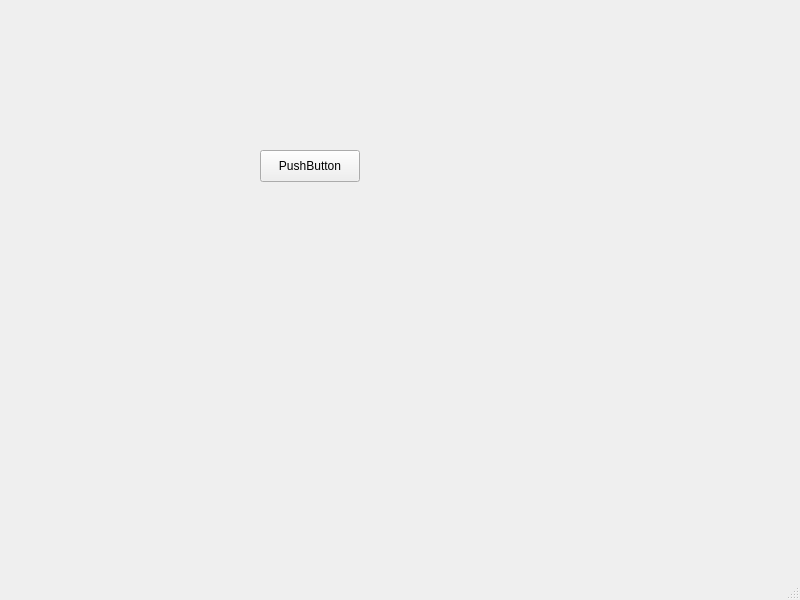
Before: the Qt Designer form form.ui in Jacobs12/EWVtuber, drawn with Qt 5.
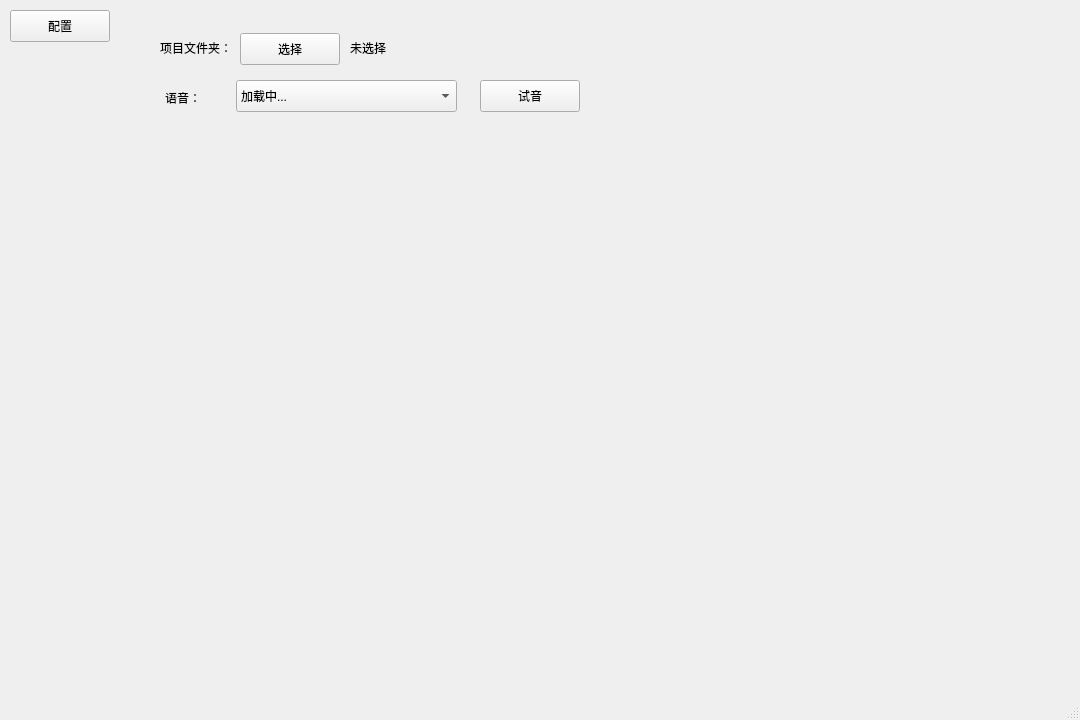
After: the same form once the commit is applied.

```diff
--- a/form.ui
+++ b/form.ui
@@ -6,8 +6,8 @@
    <rect>
     <x>0</x>
     <y>0</y>
-    <width>800</width>
-    <height>600</height>
+    <width>1080</width>
+    <height>720</height>
    </rect>
   </property>
   <property name="windowTitle">
@@ -17,16 +17,109 @@
    <widget class="QPushButton" name="pushButton">
     <property name="geometry">
      <rect>
-      <x>260</x>
-      <y>150</y>
+      <x>10</x>
+      <y>10</y>
       <width>100</width>
       <height>32</height>
      </rect>
     </property>
     <property name="text">
-     <string>PushButton</string>
+     <string>配置</string>
     </property>
    </widget>
+   <widget class="QStackedWidget" name="stackedWidget">
+    <property name="geometry">
+     <rect>
+      <x>130</x>
+      <y>0</y>
+      <width>681</width>
+      <height>601</height>
+     </rect>
+    </property>
+    <widget class="QWidget" name="page">
+     <widget class="QLabel" name="label">
+      <property name="geometry">
+       <rect>
+        <x>30</x>
+        <y>40</y>
+        <width>81</width>
+        <height>16</height>
+       </rect>
+      </property>
+      <property name="text">
+       <string>项目文件夹：</string>
+      </property>
+     </widget>
+     <widget class="QPushButton" name="setting_projectfolder_button">
+      <property name="geometry">
+       <rect>
+        <x>110</x>
+        <y>33</y>
+        <width>100</width>
+        <height>32</height>
+       </rect>
+      </property>
+      <property name="text">
+       <string>选择</string>
+      </property>
+     </widget>
+     <widget class="QLabel" name="setting_projectfolder_label">
+      <property name="geometry">
+       <rect>
+        <x>220</x>
+        <y>40</y>
+        <width>421</width>
+        <height>16</height>
+       </rect>
+      </property>
+      <property name="text">
+       <string>未选择</string>
+      </property>
+     </widget>
+     <widget class="QLabel" name="label_2">
+      <property name="geometry">
+       <rect>
+        <x>35</x>
+        <y>90</y>
+        <width>58</width>
+        <height>16</height>
+       </rect>
+      </property>
+      <property name="text">
+       <string>语音：</string>
+      </property>
+     </widget>
+     <widget class="QComboBox" name="setting_speaker_combo">
+      <property name="geometry">
+       <rect>
+        <x>106</x>
+        <y>80</y>
+        <width>221</width>
+        <height>32</height>
+       </rect>
+      </property>
+      <item>
+       <property name="text">
+        <string>加载中...</string>
+       </property>
+      </item>
+     </widget>
+     <widget class="QPushButton" name="pushButton_2">
+      <property name="geometry">
+       <rect>
+        <x>350</x>
+        <y>80</y>
+        <width>100</width>
+        <height>32</height>
+       </rect>
+      </property>
+      <property name="text">
+       <string>试音</string>
+      </property>
+     </widget>
+    </widget>
+    <widget class="QWidget" name="page_2"/>
+   </widget>
   </widget>
   <widget class="QMenuBar" name="menubar">
    <property name="geometry">
```
Left out of the diff: 2 changed lines with no effect on the pictures.
